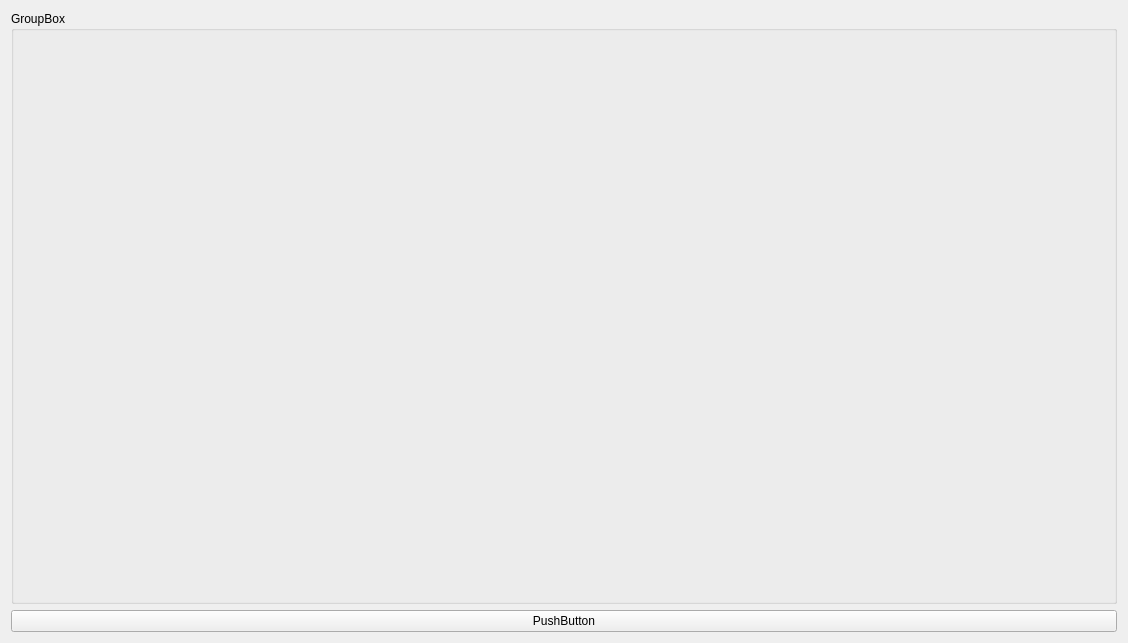
First picture: the form in mainwindow.ui, repository YakSid/ExamDiagnosis, before the edit.
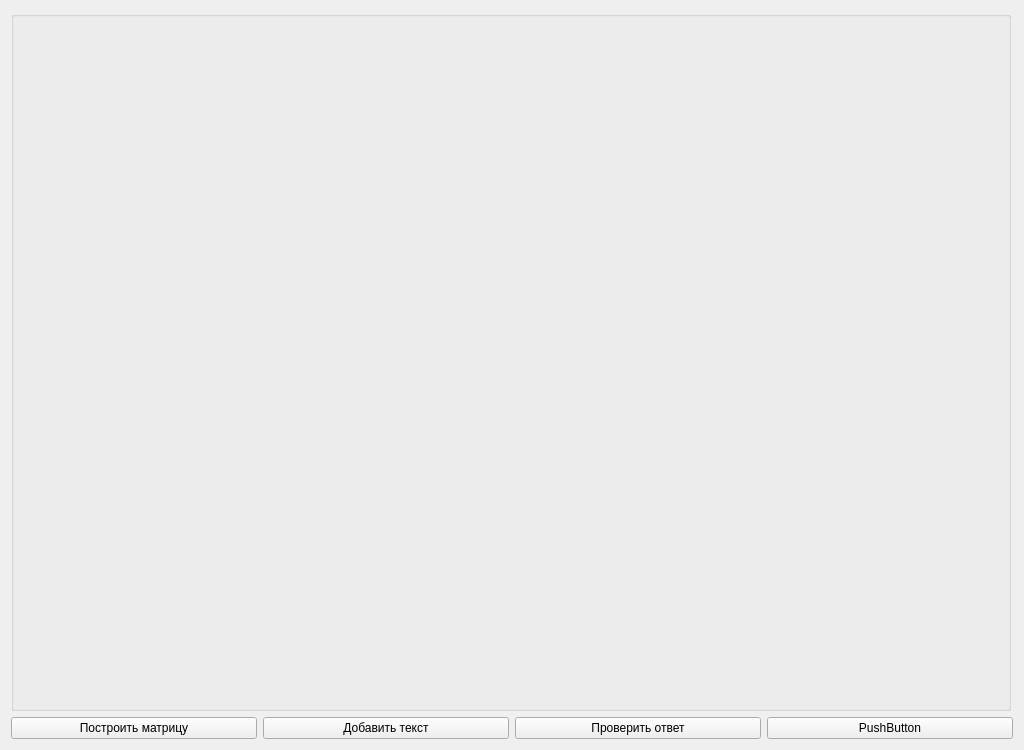
Second picture: the form after the edit.

What changed in the file:
```diff
--- a/mainwindow.ui
+++ b/mainwindow.ui
@@ -6,29 +6,66 @@
    <rect>
     <x>0</x>
     <y>0</y>
-    <width>1128</width>
-    <height>643</height>
+    <width>1024</width>
+    <height>750</height>
    </rect>
   </property>
+  <property name="minimumSize">
+   <size>
+    <width>1024</width>
+    <height>750</height>
+   </size>
+  </property>
   <property name="windowTitle">
    <string>MainWindow</string>
   </property>
   <widget class="QWidget" name="centralWidget">
-   <layout class="QGridLayout" name="gridLayout_2">
-    <item row="0" column="0">
+   <layout class="QVBoxLayout" name="verticalLayout">
+    <item>
      <widget class="QGroupBox" name="groupBox">
+      <property name="maximumSize">
+       <size>
+        <width>1000</width>
+        <height>1000</height>
+       </size>
+      </property>
       <property name="title">
-       <string>GroupBox</string>
+       <string/>
       </property>
       <layout class="QGridLayout" name="gridLayout"/>
      </widget>
     </item>
-    <item row="1" column="0">
-     <widget class="QPushButton" name="pushButton">
-      <property name="text">
-       <string>PushButton</string>
-      </property>
-     </widget>
+    <item>
+     <layout class="QHBoxLayout" name="horizontalLayout">
+      <item>
+       <widget class="QPushButton" name="pushButton">
+        <property name="text">
+         <string>Построить матрицу</string>
+        </property>
+       </widget>
+      </item>
+      <item>
+       <widget class="QPushButton" name="pushButton_2">
+        <property name="text">
+         <string>Добавить текст</string>
+        </property>
+       </widget>
+      </item>
+      <item>
+       <widget class="QPushButton" name="pushButton_3">
+        <property name="text">
+         <string>Проверить ответ</string>
+        </property>
+       </widget>
+      </item>
+      <item>
+       <widget class="QPushButton" name="pushButton_4">
+        <property name="text">
+         <string>PushButton</string>
+        </property>
+       </widget>
+      </item>
+     </layout>
     </item>
    </layout>
   </widget>
```
